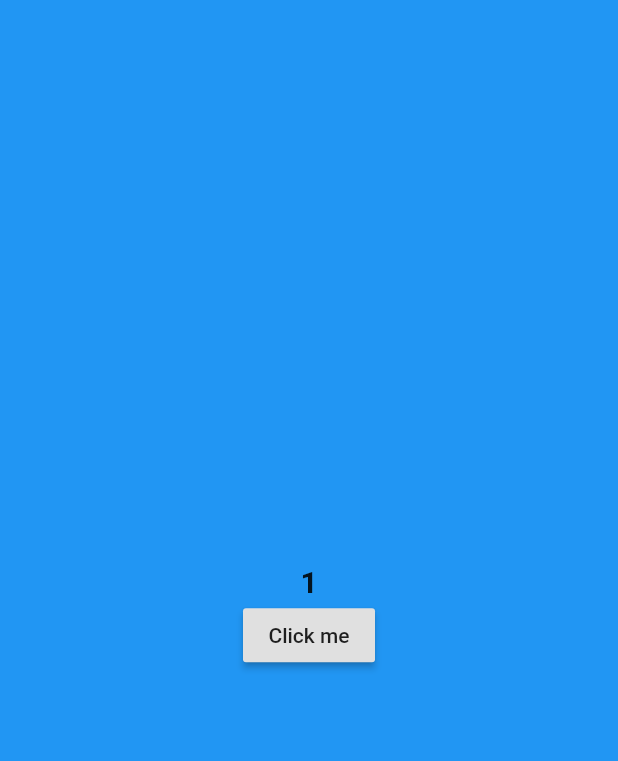
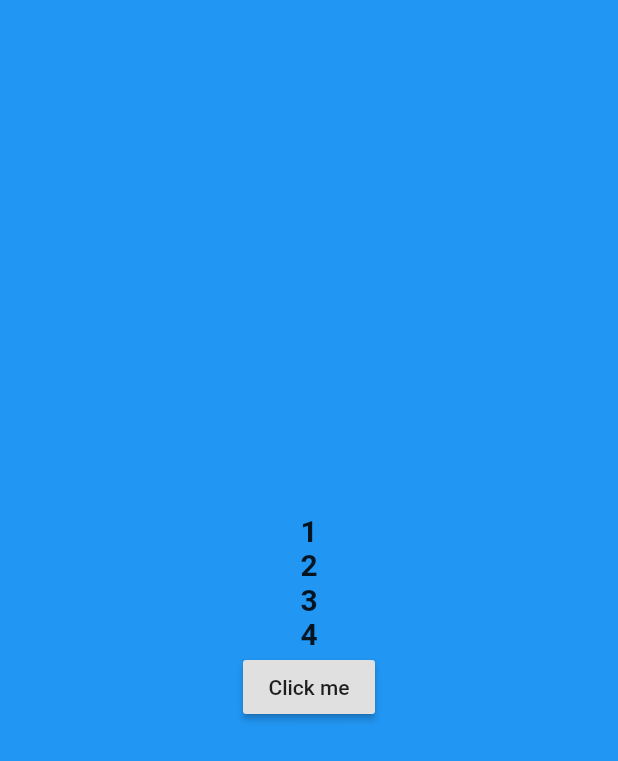
Before and after one commit to wtrungvu/Demo_Provider, a Flutter app: the screen it shows after launch, after a tap on "Click me", on a phone screen of 412 x 824 dp. Shown: the top 761 px of the screen. Run offline on Flutter 3.47's test engine with Material 2 defaults, Android fonts, the phone set to English and light mode, and no system bars.

Commit message:
Demo Multi Provider

```diff
--- a/flutter_demo_provider/lib/screen/log_in_screen.dart
+++ b/flutter_demo_provider/lib/screen/log_in_screen.dart
@@ -1,15 +1,31 @@
 import 'package:flutter/material.dart';
 import 'package:provider/provider.dart';
 import 'package:flutter_demo_provider/screen_model/log_in_screen_model.dart';
+import 'package:flutter_demo_provider/screen_model/number_one_screen_model.dart';
+import 'package:flutter_demo_provider/screen_model/number_two_screen_model.dart';
+import 'package:flutter_demo_provider/screen_model/number_three_screen_model.dart';
 
 class LoginScreen extends StatelessWidget {
   @override
   Widget build(BuildContext context) {
     return Scaffold(
       backgroundColor: Colors.blue,
-      body: ChangeNotifierProvider<LogInScreenModel>(
-        builder: (_) => LogInScreenModel(),
-        child: new LogInWidget(),
+      body: MultiProvider(
+        providers: [
+          ChangeNotifierProvider(
+            builder: (context) => LogInScreenModel(),
+          ),
+          ChangeNotifierProvider(
+            builder: (context) => NumberOneScreenModel(),
+          ),
+          ChangeNotifierProvider(
+            builder: (context) => NumberTwoScreenModel(),
+          ),
+          ChangeNotifierProvider(
+            builder: (context) => NumberThreeScreenModel(),
+          ),
+        ],
+        child: LogInWidget(),
       ),
     );
   }
@@ -25,6 +41,9 @@ class _LogInWidgetState extends State<LogInWidget> {
   Widget build(BuildContext context) {
     print("rebuild Widget Tree");
     var model = LogInScreenModel.of(context);
+    var model_number_one = NumberOneScreenModel.of(context);
+    var model_number_two = NumberTwoScreenModel.of(context);
+    var model_number_three = NumberThreeScreenModel.of(context);
 
     return Center(
       child: Column(
@@ -35,6 +54,9 @@ class _LogInWidgetState extends State<LogInWidget> {
             child: Text("Click me"),
             onPressed: () {
               model.increment();
+              model_number_one.increment();
+              model_number_two.increment();
+              model_number_three.increment();
             },
           )
         ],
@@ -46,11 +68,32 @@ class _LogInWidgetState extends State<LogInWidget> {
 class TxtCounter extends StatelessWidget {
   @override
   Widget build(BuildContext context) {
-    return Consumer<LogInScreenModel>(builder: (context, model, child) {
-      return Text(
-        "${model.count}",
-        style: TextStyle(fontSize: 20.0, fontWeight: FontWeight.bold),
-      );
-    });
+    var model = LogInScreenModel.of(context);
+    var model_number_one = NumberOneScreenModel.of(context);
+    var model_number_two = NumberTwoScreenModel.of(context);
+    var model_number_three = NumberThreeScreenModel.of(context);
+
+    return Container(
+      child: Column(
+        children: <Widget>[
+          Text(
+            "${model.count}",
+            style: TextStyle(fontSize: 20.0, fontWeight: FontWeight.bold),
+          ),
+          Text(
+            "${model_number_one.count}",
+            style: TextStyle(fontSize: 20.0, fontWeight: FontWeight.bold),
+          ),
+          Text(
+            "${model_number_two.count}",
+            style: TextStyle(fontSize: 20.0, fontWeight: FontWeight.bold),
+          ),
+          Text(
+            "${model_number_three.count}",
+            style: TextStyle(fontSize: 20.0, fontWeight: FontWeight.bold),
+          ),
+        ],
+      ),
+    );
   }
 }
--- a/flutter_demo_provider/lib/screen_model/log_in_screen_model.dart
+++ b/flutter_demo_provider/lib/screen_model/log_in_screen_model.dart
@@ -10,7 +10,7 @@ class LogInScreenModel with ChangeNotifier {
 
   increment() {
     count++;
-    print("count = " + count.toString());
+    print("LogInScreenModel - count = " + count.toString());
     notifyListeners(); //TODO: Nói cho màn hình ui cần phải đc cập nhật lại ui mới
   }
 }
--- /dev/null
+++ b/flutter_demo_provider/lib/screen_model/number_one_screen_model.dart
@@ -0,0 +1,16 @@
+import 'package:flutter/material.dart';
+import 'package:provider/provider.dart';
+
+class NumberOneScreenModel with ChangeNotifier {
+  int count = 1;
+
+  static NumberOneScreenModel of(BuildContext context) {
+    return Provider.of<NumberOneScreenModel>(context);
+  }
+
+  increment() {
+    count++;
+    print("NumberOneScreenModel - count = " + count.toString());
+    notifyListeners(); //TODO: Nói cho màn hình ui cần phải đc cập nhật lại ui mới
+  }
+}
--- /dev/null
+++ b/flutter_demo_provider/lib/screen_model/number_three_screen_model.dart
@@ -0,0 +1,16 @@
+import 'package:flutter/material.dart';
+import 'package:provider/provider.dart';
+
+class NumberThreeScreenModel with ChangeNotifier {
+  int count = 3;
+
+  static NumberThreeScreenModel of(BuildContext context) {
+    return Provider.of<NumberThreeScreenModel>(context);
+  }
+
+  increment() {
+    count++;
+    print("NumberThreeScreenModel - count = " + count.toString());
+    notifyListeners(); //TODO: Nói cho màn hình ui cần phải đc cập nhật lại ui mới
+  }
+}
--- /dev/null
+++ b/flutter_demo_provider/lib/screen_model/number_two_screen_model.dart
@@ -0,0 +1,16 @@
+import 'package:flutter/material.dart';
+import 'package:provider/provider.dart';
+
+class NumberTwoScreenModel with ChangeNotifier {
+  int count = 2;
+
+  static NumberTwoScreenModel of(BuildContext context) {
+    return Provider.of<NumberTwoScreenModel>(context);
+  }
+
+  increment() {
+    count++;
+    print("NumberTwoScreenModel - count = " + count.toString());
+    notifyListeners(); //TODO: Nói cho màn hình ui cần phải đc cập nhật lại ui mới
+  }
+}
```
